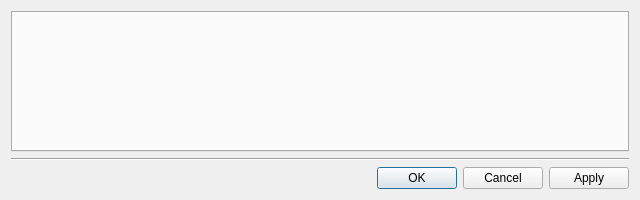
The window that client/libclient/src/ui/dialogs/resource_properties/user_settings_dialog.ui (networkoptix/nx_open) describes before a commit, drawn with Qt 5.
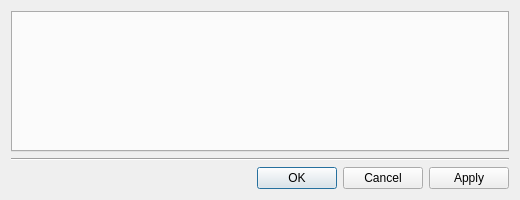
The same window after the commit.

Commit message:
VMS-3189: User management dialogs fixes
<==== Mercurial data ====>
Branch: dev_3.0.0_gui

Patch:
```diff
--- a/client/libclient/src/ui/dialogs/resource_properties/user_settings_dialog.ui
+++ b/client/libclient/src/ui/dialogs/resource_properties/user_settings_dialog.ui
@@ -6,10 +6,16 @@
    <rect>
     <x>0</x>
     <y>0</y>
-    <width>640</width>
+    <width>520</width>
     <height>200</height>
    </rect>
   </property>
+  <property name="minimumSize">
+   <size>
+    <width>520</width>
+    <height>0</height>
+   </size>
+  </property>
   <layout class="QVBoxLayout" name="verticalLayout">
    <item>
     <widget class="QTabWidget" name="tabWidget"/>
```
